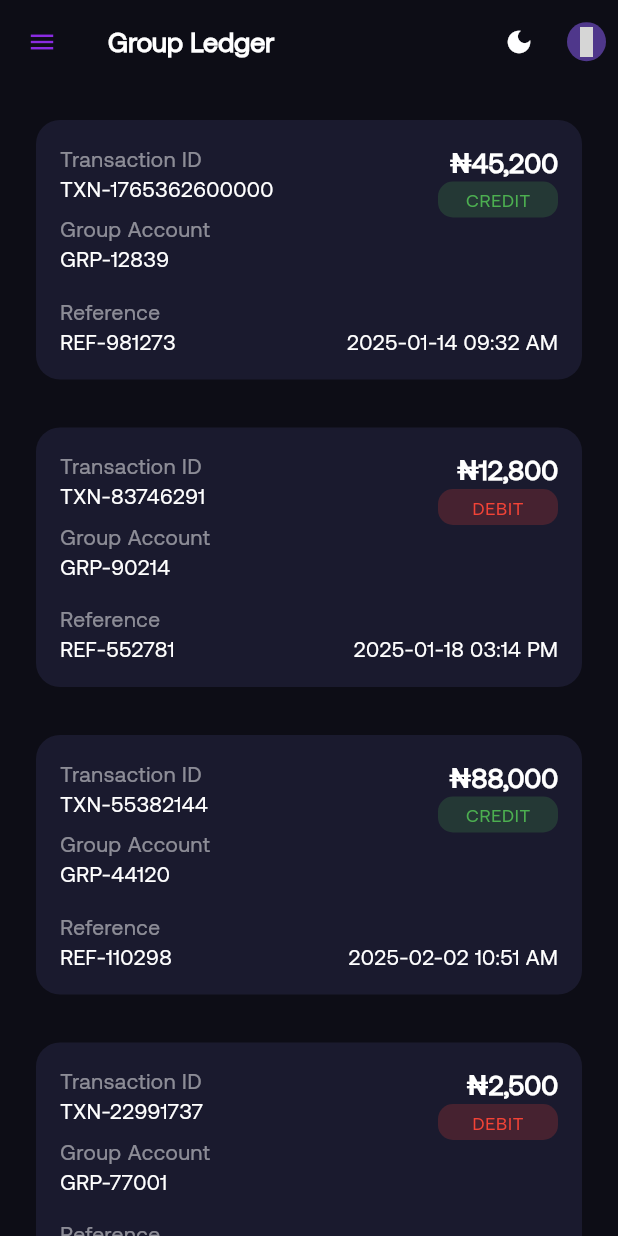
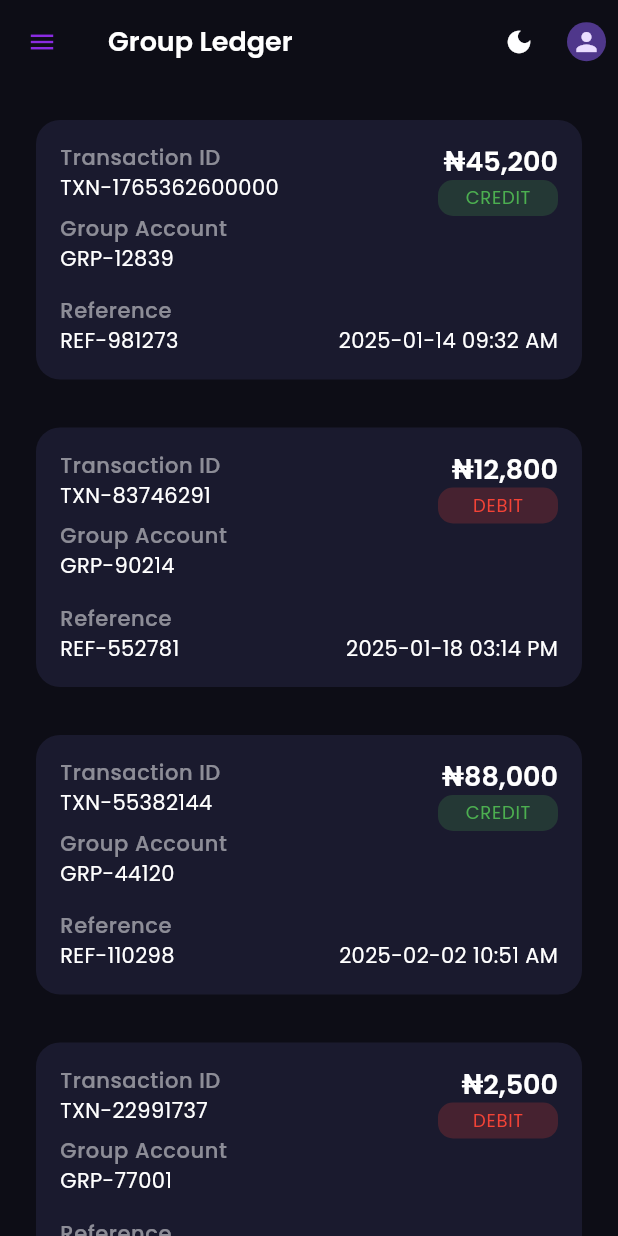
Before and after one commit to ahmvddddd/circa, a Flutter app: the GroupLedgerPage screen opened by its route, after a tap on the "menu" icon, after a tap on the "dark mode" icon, on a phone screen of 412 x 824 dp. Run offline on Flutter 3.47's test engine with Material 3 defaults, Android fonts, the phone set to English and light mode, and no system bars; our stand-ins replace connectivity_plus, flutter_riverpod, go_router; project files that could hold a hidden picture were left out; grey boxes are pictures that could not be loaded.

Commit message:
build web

```diff
--- a/lib/common/widgets/custom_appbar.dart
+++ b/lib/common/widgets/custom_appbar.dart
@@ -1,7 +1,6 @@
 import 'package:circa/utils/constants/custom_colors.dart';
 import 'package:flutter/material.dart';
 import 'package:flutter_riverpod/flutter_riverpod.dart';
-import 'package:iconsax/iconsax.dart';
 import '../../../utils/constants/sizes.dart';
 import '../../../utils/device/device_utility.dart';
 import '../../features/controllers/theme_controller.dart';
@@ -52,7 +51,7 @@ class CustomAppbar extends ConsumerWidget implements PreferredSizeWidget {
             padding: const EdgeInsets.only(right: 8.0),
             child: CircleAvatar(
               radius: 13,
-              child: Icon(Iconsax.user, size: Sizes.iconM),
+              child: Icon(Icons.person, size: Sizes.iconM),
             ),
           ),
         ],
--- a/lib/common/widgets/custom_drawer.dart
+++ b/lib/common/widgets/custom_drawer.dart
@@ -41,6 +41,7 @@ class CustomDrawer extends ConsumerWidget {
           right: BorderSide(color: CustomColors.darkGrey, width: 0.3),
         ),
       ),
+      child: SingleChildScrollView(
         child: Drawer(
           width: responsiveSize(context, 320),
           backgroundColor: dark
@@ -82,6 +83,7 @@ class CustomDrawer extends ConsumerWidget {
                     },
                   ),
               ],
+            ),
           ),
         ),
       ),
--- a/lib/utils/theme/theme.dart
+++ b/lib/utils/theme/theme.dart
@@ -15,7 +15,7 @@ class TAppTheme {
 
   static ThemeData lightTheme = ThemeData(
     useMaterial3: true,
-    fontFamily: 'Aonik',
+    fontFamily: 'Poppins',
     brightness: Brightness.light,
     primaryColor: Colors.grey,
     scaffoldBackgroundColor: CustomColors.lightBackground,
@@ -31,7 +31,7 @@ class TAppTheme {
 
   static ThemeData darkTheme = ThemeData(
     useMaterial3: true,
-    fontFamily: 'Aeonik',
+    fontFamily: 'Poppins',
     brightness: Brightness.dark,
     primaryColor: Colors.grey,
     scaffoldBackgroundColor: CustomColors.darkBackground,
--- a/pubspec.yaml
+++ b/pubspec.yaml
@@ -38,7 +38,6 @@ dependencies:
   go_router: ^17.0.0
   flutter_dotenv: ^6.0.0
   connectivity_plus: ^7.0.0
-  iconsax: ^0.0.8
   intl: ^0.20.2
   url_launcher: ^6.3.2
 
@@ -81,9 +80,9 @@ flutter:
   # list giving the asset and other descriptors for the font. For
   # example:
   fonts:
-    - family: Aeonik
+    - family: Poppins
       fonts:
-        - asset: fonts/aeonik_regular.ttf
+        - asset: fonts/Poppins-Regular.ttf
   #       - asset: fonts/Schyler-Italic.ttf
   #         style: italic
     # - family: Poppins
```
Also changed, not shown: fonts/Poppins-Regular.ttf (added), pubspec.lock, 17 other files. Lines whose indentation alone changed are shown as unchanged.
